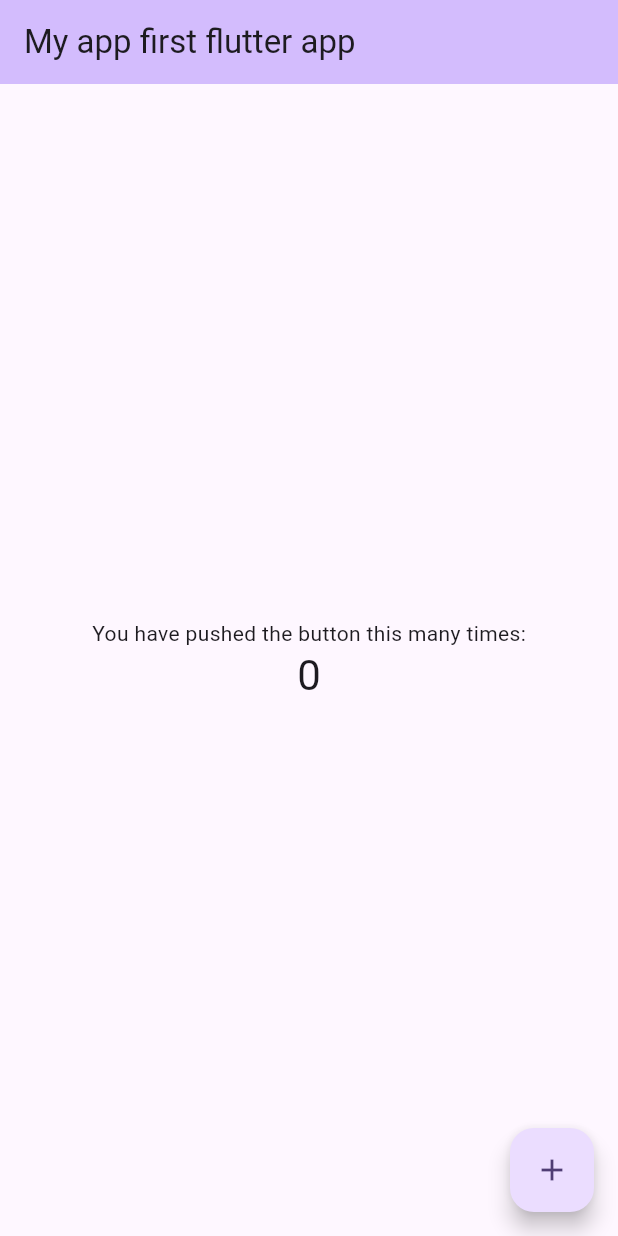
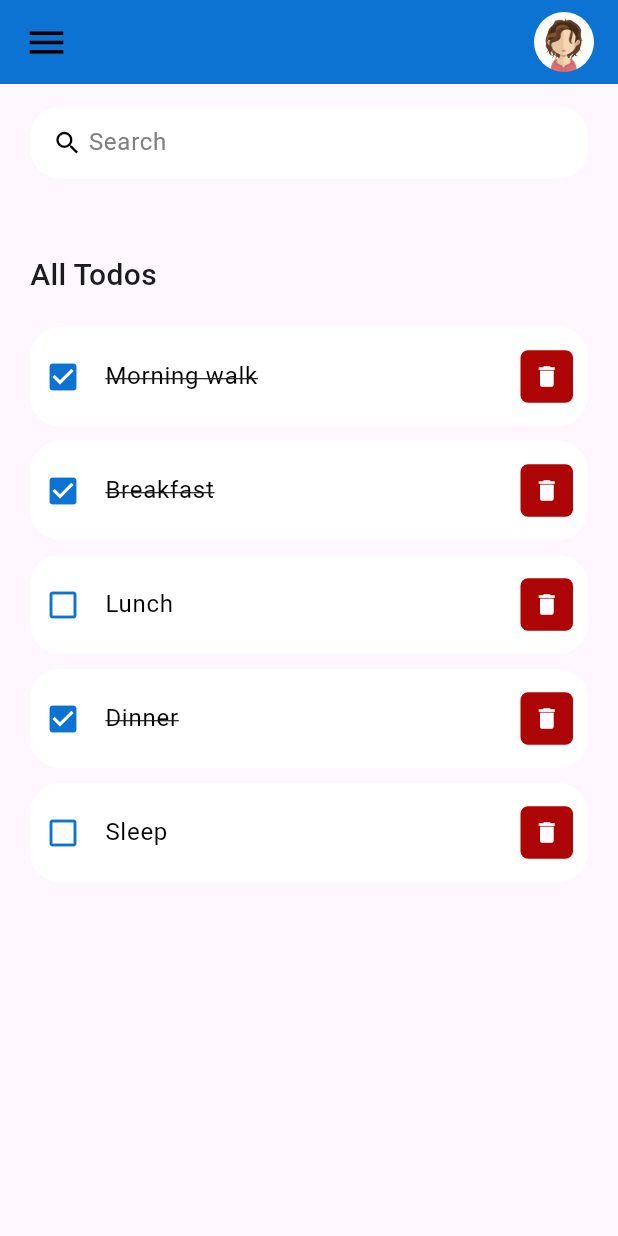
Before and after one commit to ucefooo/flutter_todo_list, a Flutter app: the screen it shows after launch, on a phone screen of 412 x 824 dp. Run offline on Flutter 3.47's test engine with Material 3 defaults, Android fonts, the phone set to English and light mode, and no system bars.

Commit message:
feat: :art: Added dynamicllly rendered from a list

```diff
--- /dev/null
+++ b/lib/constants/colors.dart
@@ -0,0 +1,8 @@
+import 'package:flutter/material.dart';
+
+const Color tdRed = Color.fromARGB(255, 173, 5, 5);
+const Color tdBlue = Color.fromARGB(255, 12, 115, 211);
+const Color tdGreen = Color.fromARGB(255, 5, 173, 5);
+const Color tdBlack = Color.fromARGB(255, 0, 0, 0);
+const Color tdGrey = Color.fromARGB(255, 128, 128, 128);
+const Color tdBGColor = Color.fromARGB(255, 255, 255, 255);
--- a/lib/main.dart
+++ b/lib/main.dart
@@ -1,4 +1,6 @@
 import 'package:flutter/material.dart';
+import 'package:flutter/services.dart';
+import 'package:flutter_application_1/screens/home.dart';
 
 void main() {
   runApp(const MyApp());
@@ -10,116 +12,11 @@ class MyApp extends StatelessWidget {
   // This widget is the root of your application.
   @override
   Widget build(BuildContext context) {
+    SystemChrome.setSystemUIOverlayStyle(const SystemUiOverlayStyle(statusBarColor: Colors.transparent));
     return MaterialApp(
-      title: 'My app first flutter app',
-      theme: ThemeData(
-        // This is the theme of your application.
-        //
-        // TRY THIS: Try running your application with "flutter run". You'll see
-        // the application has a purple toolbar. Then, without quitting the app,
-        // try changing the seedColor in the colorScheme below to Colors.green
-        // and then invoke "hot reload" (save your changes or press the "hot
-        // reload" button in a Flutter-supported IDE, or press "r" if you used
-        // the command line to start the app).
-        //
-        // Notice that the counter didn't reset back to zero; the application
-        // state is not lost during the reload. To reset the state, use hot
-        // restart instead.
-        //
-        // This works for code too, not just values: Most code changes can be
-        // tested with just a hot reload.
-        colorScheme: ColorScheme.fromSeed(seedColor: Colors.deepPurple),
-        useMaterial3: true,
-      ),
-      home: const MyHomePage(title: 'My app first flutter app'),
+      debugShowCheckedModeBanner: false,
+      title: 'To do App',
+      home: Home(),
     );
   }
 }
-
-class MyHomePage extends StatefulWidget {
-  const MyHomePage({super.key, required this.title});
-
-  // This widget is the home page of your application. It is stateful, meaning
-  // that it has a State object (defined below) that contains fields that affect
-  // how it looks.
-
-  // This class is the configuration for the state. It holds the values (in this
-  // case the title) provided by the parent (in this case the App widget) and
-  // used by the build method of the State. Fields in a Widget subclass are
-  // always marked "final".
-
-  final String title;
-
-  @override
-  State<MyHomePage> createState() => _MyHomePageState();
-}
-
-class _MyHomePageState extends State<MyHomePage> {
-  int _counter = 0;
-
-  void _incrementCounter() {
-    setState(() {
-      // This call to setState tells the Flutter framework that something has
-      // changed in this State, which causes it to rerun the build method below
-      // so that the display can reflect the updated values. If we changed
-      // _counter without calling setState(), then the build method would not be
-      // called again, and so nothing would appear to happen.
-      _counter += 20;
-    });
-  }
-
-  @override
-  Widget build(BuildContext context) {
-    // This method is rerun every time setState is called, for instance as done
-    // by the _incrementCounter method above.
-    //
-    // The Flutter framework has been optimized to make rerunning build methods
-    // fast, so that you can just rebuild anything that needs updating rather
-    // than having to individually change instances of widgets.
-    return Scaffold(
-      appBar: AppBar(
-        // TRY THIS: Try changing the color here to a specific color (to
-        // Colors.amber, perhaps?) and trigger a hot reload to see the AppBar
-        // change color while the other colors stay the same.
-        backgroundColor: Theme.of(context).colorScheme.inversePrimary,
-        // Here we take the value from the MyHomePage object that was created by
-        // the App.build method, and use it to set our appbar title.
-        title: Text(widget.title),
-      ),
-      body: Center(
-        // Center is a layout widget. It takes a single child and positions it
-        // in the middle of the parent.
-        child: Column(
-          // Column is also a layout widget. It takes a list of children and
-          // arranges them vertically. By default, it sizes itself to fit its
-          // children horizontally, and tries to be as tall as its parent.
-          //
-          // Column has various properties to control how it sizes itself and
-          // how it positions its children. Here we use mainAxisAlignment to
-          // center the children vertically; the main axis here is the vertical
-          // axis because Columns are vertical (the cross axis would be
-          // horizontal).
-          //
-          // TRY THIS: Invoke "debug painting" (choose the "Toggle Debug Paint"
-          // action in the IDE, or press "p" in the console), to see the
-          // wireframe for each widget.
-          mainAxisAlignment: MainAxisAlignment.center,
-          children: <Widget>[
-            const Text(
-              'You have pushed the button this many times:',
-            ),
-            Text(
-              '$_counter',
-              style: Theme.of(context).textTheme.headlineMedium,
-            ),
-          ],
-        ),
-      ),
-      floatingActionButton: FloatingActionButton(
-        onPressed: _incrementCounter,
-        tooltip: 'Increment',
-        child: const Icon(Icons.add),
-      ), // This trailing comma makes auto-formatting nicer for build methods.
-    );
-  }
-}
--- /dev/null
+++ b/lib/model/todo.dart
@@ -0,0 +1,21 @@
+class ToDo {
+  String? id;
+  String? todoText;
+  bool isDone;
+
+  ToDo({
+    required this.id,
+    required this.todoText,
+    this.isDone = false,
+  });
+
+  static List<ToDo> todoList() {
+    return [
+      ToDo(id:'01',todoText: 'Morning walk',isDone: true),
+      ToDo(id:'02',todoText: 'Breakfast',isDone: true),
+      ToDo(id:'03',todoText: 'Lunch'),
+      ToDo(id:'04',todoText: 'Dinner',isDone: true),
+      ToDo(id: '05', todoText: 'Sleep'),
+    ];
+  }
+}
--- /dev/null
+++ b/lib/screens/home.dart
@@ -0,0 +1,87 @@
+import 'package:flutter/material.dart';
+import 'package:flutter_application_1/constants/colors.dart';
+import 'package:flutter_application_1/model/todo.dart';
+import 'package:flutter_application_1/widgets/todo_item.dart';
+
+class Home extends StatelessWidget {
+  Home({super.key});
+
+  final todosList = ToDo.todoList();
+
+  @override
+  Widget build(BuildContext context) {
+    return Scaffold(
+      appBar: newMethod(),
+      body: Stack(
+        children: [
+          Container(
+              padding: const EdgeInsets.symmetric(horizontal: 20, vertical: 15),
+              child: Column(
+                children: [
+                  searchBox(),
+                  Expanded(
+                    child: ListView(
+                      children: [
+                        Container(
+                          margin:const EdgeInsets.only(
+                            top: 50,
+                            bottom: 20,
+                          ),
+                          child: const Text(
+                            'All Todos',
+                            style: TextStyle(
+                              fontSize: 20,
+                              fontWeight: FontWeight.w500,
+                            )
+                          ),
+                        ),
+                        for (ToDo todoo in todosList)
+                          ToDoItem(todo:todoo)
+                      ],
+                    ),
+                  )
+                ],
+              )
+              ),
+              Align()
+        ],
+      ),
+    );
+  }
+
+  Widget searchBox() {
+    return Container(
+      padding: const EdgeInsets.symmetric(horizontal: 15),
+      decoration: BoxDecoration(
+          color: Colors.white, borderRadius: BorderRadius.circular(20)),
+      child: const TextField(
+        decoration: InputDecoration(
+            contentPadding: EdgeInsets.all(0),
+            prefixIcon: Icon(Icons.search, color: tdBlack, size: 20),
+            prefixIconConstraints: BoxConstraints(maxHeight: 20, maxWidth: 25),
+            border: InputBorder.none,
+            hintText: 'Search',
+            hintStyle: TextStyle(color: tdGrey)),
+      ),
+    );
+  }
+
+  AppBar newMethod() {
+    return AppBar(
+      elevation: 0,
+      backgroundColor: tdBlue,
+      title: Row(
+        mainAxisAlignment: MainAxisAlignment.spaceBetween,
+        children: [
+          const Icon(Icons.menu, color: tdBlack, size: 30),
+          Container(
+              width: 40,
+              height: 40,
+              child: ClipRRect(
+                  borderRadius: BorderRadius.circular(25),
+                  child: Image.asset('assets/images/avatar.jpg')))
+        ],
+      ),
+    );
+  }
+}
--- /dev/null
+++ b/lib/widgets/todo_item.dart
@@ -0,0 +1,51 @@
+import 'package:flutter/material.dart';
+import 'package:flutter_application_1/constants/colors.dart';
+
+import '../model/todo.dart';
+
+class ToDoItem extends StatelessWidget {
+  final ToDo todo;
+  ToDoItem({super.key, required this.todo});
+
+  @override
+  Widget build(BuildContext context) {
+    return Container(
+      margin: EdgeInsets.only(bottom: 10),
+        child: ListTile(
+      onTap: () => {
+        print('fsfsfsd'),
+        todo.isDone = !todo.isDone
+      },
+      shape: RoundedRectangleBorder(borderRadius: BorderRadius.circular(20)),
+      contentPadding: EdgeInsets.symmetric(horizontal: 10, vertical: 5),
+      tileColor: Colors.white,
+      leading: Icon(
+        todo.isDone ? Icons.check_box : Icons.check_box_outline_blank,
+         color: tdBlue
+         ),
+      title: Text(
+        todo.todoText!,
+        style: TextStyle(
+            fontSize: 16,
+            color: tdBlack,
+            decoration: todo.isDone ? TextDecoration.lineThrough : null),
+      ),
+      trailing: Container(
+        padding: EdgeInsets.all(0),
+        margin: EdgeInsets.symmetric(vertical: 5),
+        height: 35,
+        width: 35,
+        decoration:
+            BoxDecoration(color: tdRed, borderRadius: BorderRadius.circular(5)),
+        child: IconButton(
+          color: Colors.white,
+          iconSize: 18,
+          icon: Icon(Icons.delete),
+          onPressed: () => {
+            print('delete'),
+          },
+        ),
+      ),
+    ));
+  }
+}
--- a/pubspec.yaml
+++ b/pubspec.yaml
@@ -31,7 +31,6 @@ dependencies:
   flutter:
     sdk: flutter
 
-
   # The following adds the Cupertino Icons font to your application.
   # Use with the CupertinoIcons class for iOS style icons.
   cupertino_icons: ^1.0.6
@@ -57,7 +56,8 @@ flutter:
   # included with your application, so that you can use the icons in
   # the material Icons class.
   uses-material-design: true
-
+  assets:
+      - assets/images/
   # To add assets to your application, add an assets section, like this:
   # assets:
   #   - images/a_dot_burr.jpeg
```
Also changed, not shown: assets/images/avatar.jpg (added), flutter_01.png (added).
